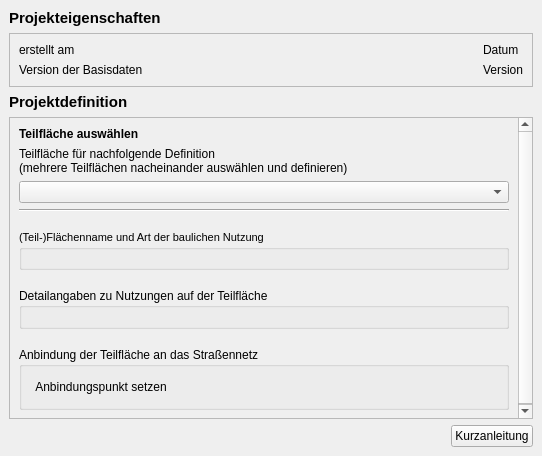
First picture: the form in projektchecktools/ui/ProjektCheck_dockwidget_definitions.ui, repository projektcheck/ProjektCheck-QGIS, before the edit.
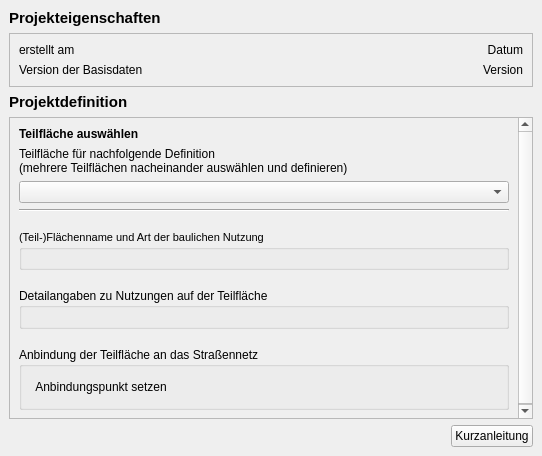
Second picture: the form after the edit. Icons and pictures are not drawn.

Diff of the .ui file:
```diff
--- a/projektchecktools/ui/ProjektCheck_dockwidget_definitions.ui
+++ b/projektchecktools/ui/ProjektCheck_dockwidget_definitions.ui
@@ -50,19 +50,6 @@
          </property>
         </widget>
        </item>
-       <item row="3" column="1">
-        <widget class="QLabel" name="date_label">
-         <property name="sizePolicy">
-          <sizepolicy hsizetype="Maximum" vsizetype="Preferred">
-           <horstretch>0</horstretch>
-           <verstretch>0</verstretch>
-          </sizepolicy>
-         </property>
-         <property name="text">
-          <string>Datum</string>
-         </property>
-        </widget>
-       </item>
        <item row="4" column="0">
         <widget class="QLabel" name="label_7">
          <property name="text">
@@ -70,10 +57,26 @@
          </property>
         </widget>
        </item>
+       <item row="3" column="1">
+        <widget class="QLabel" name="date_label">
+         <property name="sizePolicy">
+          <sizepolicy hsizetype="Minimum" vsizetype="Preferred">
+           <horstretch>0</horstretch>
+           <verstretch>0</verstretch>
+          </sizepolicy>
+         </property>
+         <property name="text">
+          <string>Datum</string>
+         </property>
+         <property name="alignment">
+          <set>Qt::AlignRight|Qt::AlignTrailing|Qt::AlignVCenter</set>
+         </property>
+        </widget>
+       </item>
        <item row="4" column="1">
         <widget class="QLabel" name="basedata_label">
          <property name="sizePolicy">
-          <sizepolicy hsizetype="Maximum" vsizetype="Preferred">
+          <sizepolicy hsizetype="Minimum" vsizetype="Preferred">
            <horstretch>0</horstretch>
            <verstretch>0</verstretch>
           </sizepolicy>
@@ -81,6 +84,9 @@
          <property name="text">
           <string>Version</string>
          </property>
+         <property name="alignment">
+          <set>Qt::AlignRight|Qt::AlignTrailing|Qt::AlignVCenter</set>
+         </property>
         </widget>
        </item>
       </layout>
```
